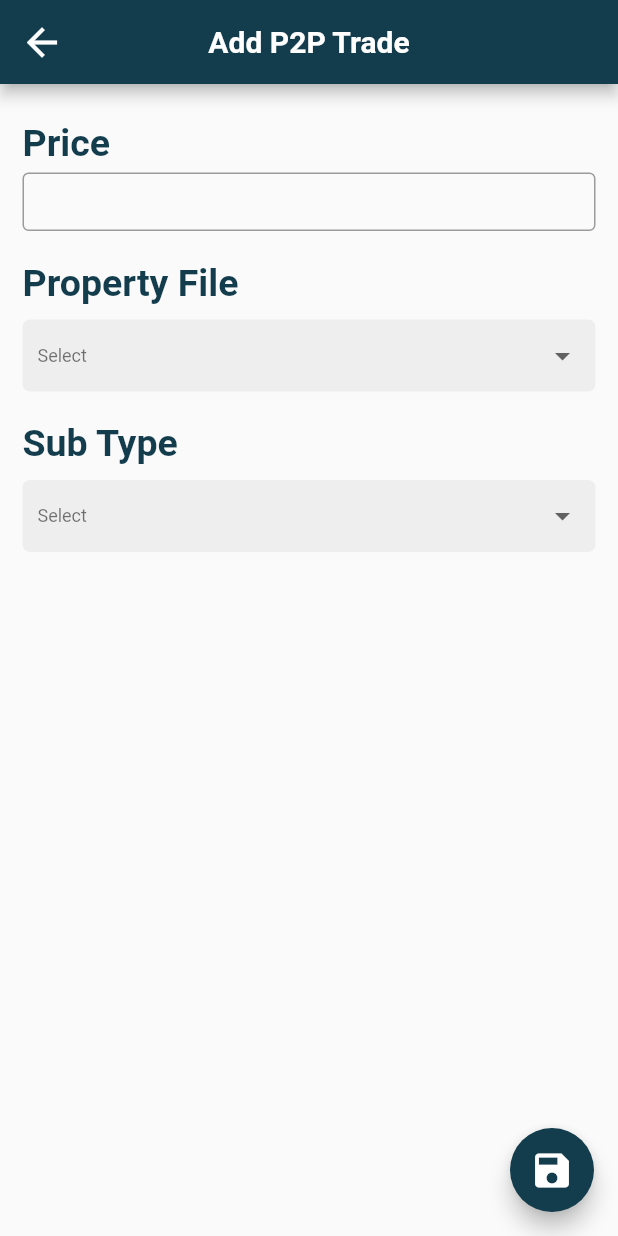
After one commit to AndroidDev-Rehan/property_trading_app, a Flutter app: the AddP2p screen opened directly, on a phone screen of 412 x 824 dp. The commit adds this screen. Run offline on Flutter 3.47's test engine with Material 2 defaults, Android fonts, the light colour scheme and no system bars; our stand-ins replace animated_splash_screen, carousel_slider, curved_navigation_bar, fl_chart, get, google_fonts and 4 more; Roboto replaces fonts that are missing (Regular).

Commit message:
history,map,addp2p

```diff
--- a/lib/view/home/tradinghome.dart
+++ b/lib/view/home/tradinghome.dart
@@ -1,6 +1,8 @@
 import 'package:flutter/material.dart';
 import 'package:get/get.dart';
+import 'package:nb_utils/nb_utils.dart';
 import 'package:property_trading_app/utils/text_style.dart';
+import 'package:property_trading_app/view/history/history%20screen.dart';
 
 import '../../utils/app-color.dart';
 
@@ -16,6 +18,7 @@ class _TradingHomeState extends State<TradingHome> {
   Widget build(BuildContext context) {
     return SafeArea(
         child: Scaffold(
+          floatingActionButton: FloatingActionButton(backgroundColor: darkMain,onPressed: (){Get.to(()=>History());},child: Icon(Icons.history,color: white,size: 30,)),
       body: SingleChildScrollView(
         child: Column(
           children: [
--- /dev/null
+++ b/lib/view/p2p/addp2p.dart
@@ -0,0 +1,150 @@
+import 'package:flutter/material.dart';
+import 'package:get/get.dart';
+import 'package:nb_utils/nb_utils.dart';
+
+import '../../utils/app-color.dart';
+
+class AddP2p extends StatefulWidget {
+  const AddP2p({Key? key}) : super(key: key);
+
+  @override
+  State<AddP2p> createState() => _AddP2pState();
+}
+
+class _AddP2pState extends State<AddP2p> {
+  List<String> projectlist = ['Select', 'DHA', 'GULBERG', 'MainMarket'];
+  String selectedproject = 'Select';
+  List<String> subprojectlist = ['Select', '1 Marla', '2 Marla', '5 Marla'];
+  String selectedsubproject = 'Select';
+  @override
+  Widget build(BuildContext context) {
+    return Scaffold(
+      floatingActionButton: FloatingActionButton(backgroundColor: darkMain,onPressed: (){Get.back();},child: Icon(Icons.save,color: white,size: 30,)),
+      appBar: AppBar(
+        centerTitle: true,
+        leading: IconButton(onPressed: (){Get.back();},icon: Icon(Icons.arrow_back,color: white,size: 30,),),
+        title: const Text(
+          'Add P2P Trade',
+          style: TextStyle(
+              fontSize: 20, fontWeight: FontWeight.bold, color: white),
+        ),
+        backgroundColor: darkMain,
+      ),
+      body: Padding(
+        padding: const EdgeInsets.all(15.0),
+        child: Column(
+          crossAxisAlignment: CrossAxisAlignment.start,
+          children: [
+            SizedBox(
+              height: 10,
+            ),
+            textFieldWithLabel('Price', context),
+            SizedBox(
+              height: 20,
+            ),
+            Text(
+              'Property File',
+              style: TextStyle(
+                  fontSize: 25, fontWeight: FontWeight.bold, color: darkMain),
+            ),
+            Container(
+              margin: EdgeInsets.only(top: 10),
+              padding: EdgeInsets.only(left: 10, right: 10),
+              decoration: BoxDecoration(
+                color: Colors.grey[200],
+                borderRadius: BorderRadius.circular(5.0),
+              ),
+              width: Get.width,
+              child: DropdownButtonHideUnderline(
+                child: DropdownButton(
+                  items: projectlist
+                      .map((value) => DropdownMenuItem(
+                            child: Text(
+                              value,
+                              style: TextStyle(
+                                  color: Colors.black54,
+                                  fontSize: 12,
+                                  fontFamily: "Regular"),
+                            ),
+                            value: value,
+                          ))
+                      .toList(),
+                  onChanged: (String? vlaue) {
+                    selectedproject = vlaue!;
+                    setState(() {});
+                  },
+                  isExpanded: false,
+                  value: selectedproject,
+                ),
+              ),
+            ),
+            SizedBox(
+              height: 20,
+            ),
+            Text(
+              'Sub Type',
+              style: TextStyle(
+                  fontSize: 25, fontWeight: FontWeight.bold, color: darkMain),
+            ),
+            Container(
+              margin: EdgeInsets.only(top: 10, bottom: 30),
+              padding: EdgeInsets.only(left: 10, right: 10),
+              decoration: BoxDecoration(
+                color: Colors.grey[200],
+                borderRadius: BorderRadius.circular(5.0),
+              ),
+              width: Get.width,
+              child: DropdownButtonHideUnderline(
+                child: DropdownButton(
+                  items: subprojectlist
+                      .map((value) => DropdownMenuItem(
+                            child: Text(
+                              value,
+                              style: TextStyle(
+                                  color: Colors.black54,
+                                  fontSize: 12,
+                                  fontFamily: "Regular"),
+                            ),
+                            value: value,
+                          ))
+                      .toList(),
+                  onChanged: (String? vlaue) {
+                    selectedsubproject = vlaue!;
+                    setState(() {});
+                  },
+                  isExpanded: false,
+                  value: selectedsubproject,
+                ),
+              ),
+            ),
+          ],
+        ),
+      ),
+    );
+  }
+
+  Widget textFieldWithLabel(String label, BuildContext context) {
+    return Column(
+      mainAxisSize: MainAxisSize.min,
+      crossAxisAlignment: CrossAxisAlignment.start,
+      children: [
+        Text(
+          label,
+          style: const TextStyle(
+              fontSize: 25, fontWeight: FontWeight.bold, color: darkMain),
+        ),
+        const SizedBox(
+          height: 5,
+        ),
+        TextFormField(
+          decoration: const InputDecoration(
+              // label: Text(label),
+              border: OutlineInputBorder(),
+              isDense: true,
+              contentPadding:
+                  EdgeInsets.symmetric(vertical: 10, horizontal: 15)),
+        ),
+      ],
+    );
+  }
+}
--- a/lib/view/p2p/p2ptrade.dart
+++ b/lib/view/p2p/p2ptrade.dart
@@ -3,6 +3,7 @@ import 'package:get/get.dart';
 import 'package:get/get_core/get_core.dart';
 import 'package:nb_utils/nb_utils.dart';
 import 'package:property_trading_app/view/home/tradingsubcategory.dart';
+import 'package:property_trading_app/view/p2p/addp2p.dart';
 
 import '../../utils/app-color.dart';
 
@@ -17,6 +18,7 @@ class _P2pTradeState extends State<P2pTrade> {
   @override
   Widget build(BuildContext context) {
     return Scaffold(
+      floatingActionButton: FloatingActionButton(backgroundColor: darkMain,onPressed: (){Get.to(()=>AddP2p());},child: Icon(Icons.add,color: white,size: 30,)),
       appBar: AppBar(
         centerTitle: true,
         title: const Text(
--- a/lib/view/payment/payment_options.dart
+++ b/lib/view/payment/payment_options.dart
@@ -2,6 +2,7 @@ import 'package:flutter/cupertino.dart';
 import 'package:flutter/material.dart';
 import 'package:get/get.dart';
 import 'package:get/get_core/src/get_main.dart';
+import 'package:property_trading_app/view/map/detailscreen.dart';
 
 import '../../utils/app-color.dart';
 import '../auth/phone_signin.dart';
@@ -37,7 +38,7 @@ class PaymentOptions extends StatelessWidget {
                     CustomElevatedButton(text: "Pay Using Debit Card", onPressed: (){}, color: darkMain, fixedSize: const Size(265,65),iconData: CupertinoIcons.creditcard,),
                     const SizedBox(height: 20,),
                     CustomElevatedButton(text: "Pay Using Cash           ", onPressed: (){
-                      Get.to(const PhoneSignInScreen());
+                      Get.to(const DetailScreen());
                     }, color: darkMain, fixedSize: Size(265,65), iconData: Icons.money,),
                     const SizedBox(height: 20,),
 
--- a/pubspec.yaml
+++ b/pubspec.yaml
@@ -43,6 +43,7 @@ dependencies:
   nb_utils:
   linkedin_login: ^2.2.1
   fl_chart: ^0.45.1
+  google_maps_flutter: ^2.1.2
   google_fonts: ^2.3.1
   unicons: ^2.1.0
   sizer: ^2.0.15
```
Also changed, not shown: lib/main.dart (+6 -2 lines), lib/view/history/history screen.dart (added, +65 -0 lines), lib/view/map/detailscreen.dart (added, +57 -0 lines), lib/view/map/mapscreen.dart (added, +42 -0 lines), pubspec.lock, 1 other file.
